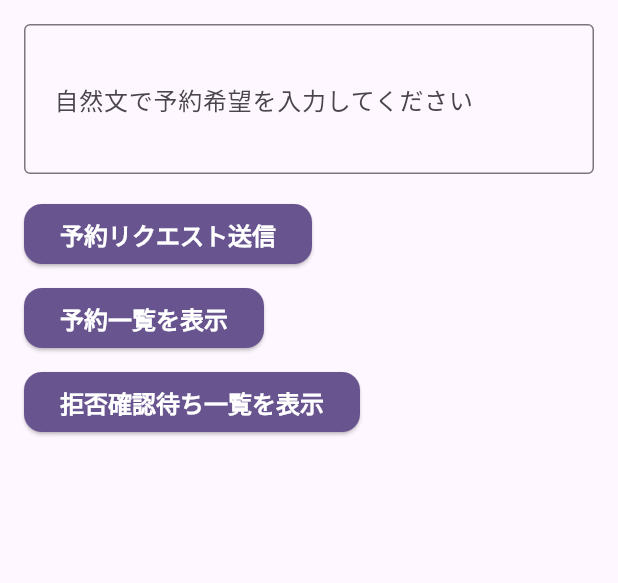
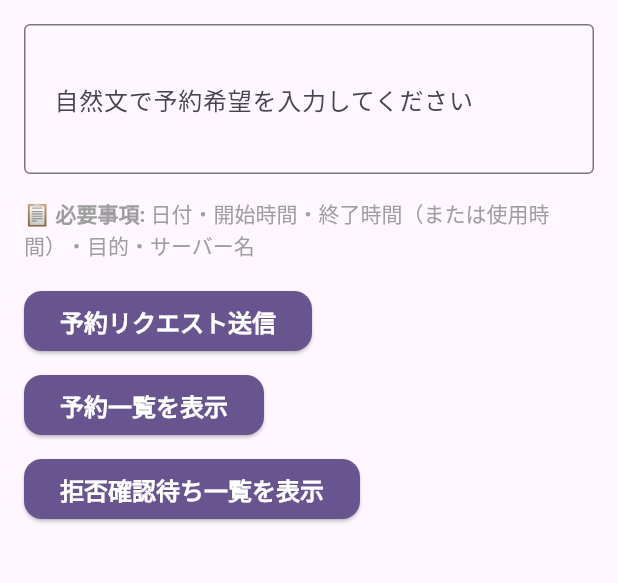
Before and after one commit to STB4M1/gpu-booking-app-aws, a Flutter app: the BookingPage screen opened by its route, on a phone screen of 412 x 824 dp, the part 84-667 px from its top. Run offline on Flutter 3.47's test engine with Material 3 defaults, Android fonts, the light colour scheme and no system bars; our stand-ins replace flutter_dotenv, shared_preferences; accounts and stored records are empty.

Commit message:
予約画面に入力ガイドを追加（必要事項をRichTextで表示）

```diff
--- a/frontend/booking_app/lib/screens/booking_page.dart
+++ b/frontend/booking_app/lib/screens/booking_page.dart
@@ -107,6 +107,24 @@ Future<void> sendText() async {
                   maxLines: 3,
                   keyboardType: TextInputType.multiline,
                 ),
+                RichText(
+                  text: TextSpan(
+                    style: TextStyle(
+                      fontSize: 14,
+                      color: Colors.grey,
+                    ),
+                    children: [
+                      TextSpan(
+                        text: '\n📋 必要事項:',
+                        style: TextStyle(fontWeight: FontWeight.bold),
+                      ),
+                      TextSpan(
+                        text:
+                            ' 日付・開始時間・終了時間（または使用時間）・目的・サーバー名',
+                      ),
+                    ],
+                  ),
+                ),
                 const SizedBox(height: 16),
                 ElevatedButton(
                   onPressed: sendText,
```
